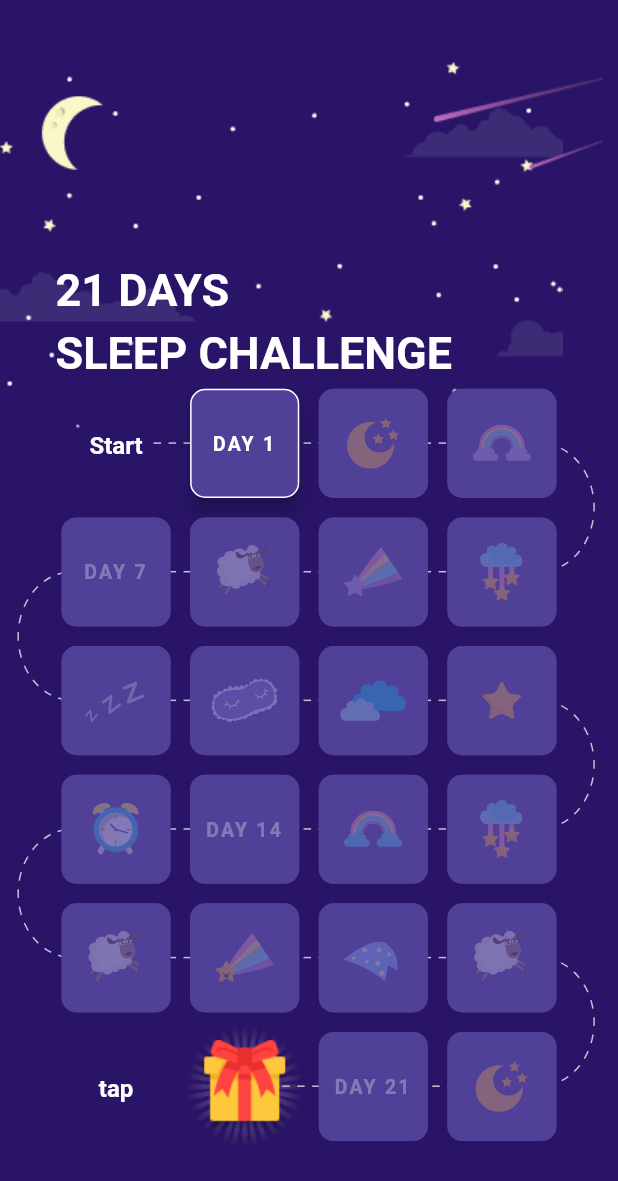
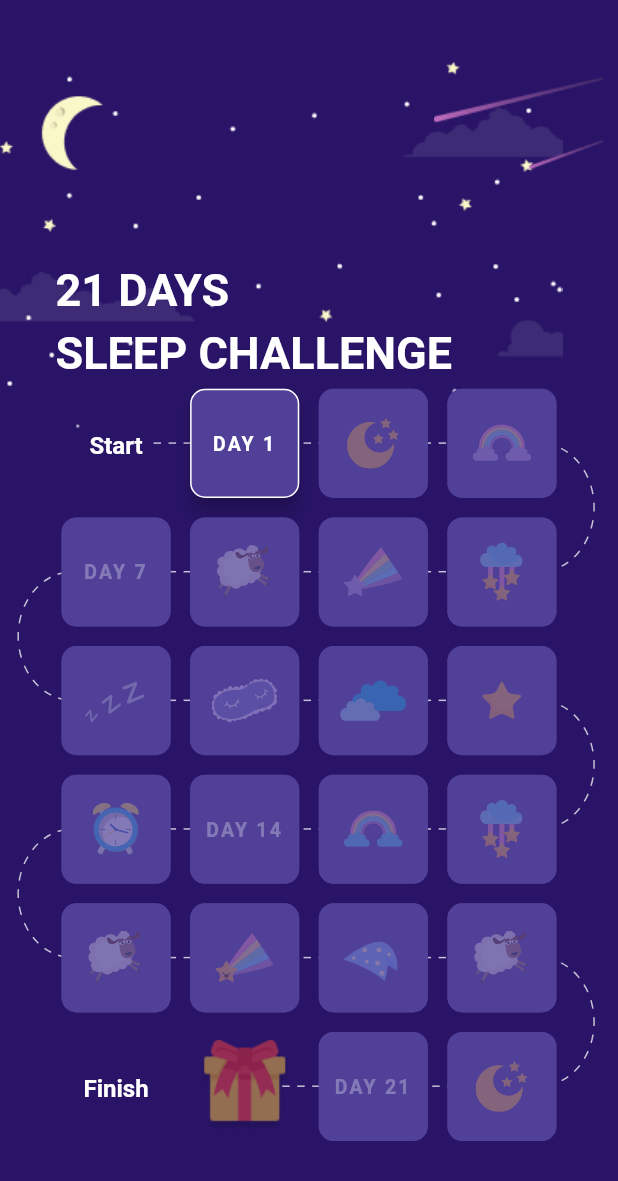
Before and after one commit to Khongchai/21-day-sleep-journey-challenge, a Flutter app: the Instructions screen opened by its route, after a tap on "Let's go!", on a phone screen of 412 x 824 dp. Shown: the top 1181 px of the screen. Run offline on Flutter 3.47's test engine with Material 2 defaults, Android fonts, the phone set to English and light mode, and no system bars; our stand-ins replace cloud_firestore, firebase_auth, firebase_core, flutter_svg, shared_preferences; accounts and stored records are empty.

Commit message:
most pages finished, about to add final pages

```diff
--- a/lib/widgets/bottom_navigation_buttons.dart
+++ b/lib/widgets/bottom_navigation_buttons.dart
@@ -21,6 +21,9 @@ class BottomNavigationButtons extends StatelessWidget {
   Widget build(BuildContext context) {
     final backwardFunctionalityDefined =
         goBackwardText != null && backwardOnPressed != null;
+    final sharedBorderRadius =
+        RoundedRectangleBorder(borderRadius: BorderRadius.circular(10));
+
     return Positioned(
       bottom: 0,
       left: 0,
@@ -35,8 +38,9 @@ class BottomNavigationButtons extends StatelessWidget {
                 flex: 10,
                 child: OutlinedButton(
                     style: OutlinedButton.styleFrom(
-                        shape: RoundedRectangleBorder(
-                            borderRadius: BorderRadius.circular(10)),
+                        padding: const EdgeInsets.symmetric(
+                            vertical: 13, horizontal: 10),
+                        shape: sharedBorderRadius,
                         side: const BorderSide(
                             width: 1.0, color: Color(0xaaffffff))),
                     onPressed: backwardOnPressed,
@@ -48,9 +52,11 @@ class BottomNavigationButtons extends StatelessWidget {
               flex: 10,
               child: ElevatedButton(
                   style: ButtonStyle(
+                    padding: MaterialStateProperty.all<EdgeInsetsGeometry>(
+                        const EdgeInsets.symmetric(
+                            vertical: 10, horizontal: 10)),
                     shape: MaterialStateProperty.all<RoundedRectangleBorder>(
-                        RoundedRectangleBorder(
-                            borderRadius: BorderRadius.circular(10))),
+                        sharedBorderRadius),
                     backgroundColor:
                         MaterialStateProperty.all<Color>(appColors.primary),
                   ),
--- /dev/null
+++ b/lib/widgets/progress/gift_box.dart
@@ -0,0 +1,36 @@
+import "package:flutter/material.dart";
+import 'package:yawwn/widgets/progress/gift_box/show_gift_box_dialog.dart';
+
+class GiftBox extends StatelessWidget {
+  final String assetPath;
+  final bool isFinalDay;
+  const GiftBox({required this.isFinalDay, required this.assetPath, Key? key})
+      : super(key: key);
+
+  @override
+  Widget build(BuildContext context) {
+    return GestureDetector(
+      onTap: isFinalDay ? () => showGiftBoxDialog(context) : null,
+      child: Stack(
+        children: [
+          if (isFinalDay)
+            Positioned(
+                bottom: 0,
+                right: 0,
+                top: 0,
+                left: 0,
+                child:
+                    Image.asset(assetPath + "radial-gradient-background.png")),
+          Positioned(
+              bottom: 0,
+              right: 0,
+              top: 0,
+              left: 0,
+              child: Opacity(
+                  opacity: isFinalDay ? 1 : 0.5,
+                  child: Image.asset(assetPath + "gift-box.png"))),
+        ],
+      ),
+    );
+  }
+}
--- a/lib/widgets/progress/grid_item.dart
+++ b/lib/widgets/progress/grid_item.dart
@@ -1,6 +1,4 @@
 import "package:flutter/material.dart";
-import 'package:provider/provider.dart';
-import 'package:yawwn/global_state/user_related_state.dart';
 import 'package:yawwn/pages/daily_instructions.dart';
 
 import 'grid_item_content.dart';
@@ -9,25 +7,28 @@ class GridItem extends StatelessWidget {
   final String? text;
   final String? svgImagePath;
   //isCurrent = true means the user is currently here
-  final int position;
+  final int itemPosition;
+  final int curDay;
 
   const GridItem(
-      {this.svgImagePath, this.text, required this.position, Key? key})
+      {required this.curDay,
+      this.svgImagePath,
+      this.text,
+      required this.itemPosition,
+      Key? key})
       : super(key: key);
 
   @override
   Widget build(BuildContext context) {
     final borderRadius = BorderRadius.circular(10);
     const cardColor = Color(0xff504098);
-    return Consumer<UserRelatedState>(
-      builder: (context, appState, child) {
-        final isCurrent = position == appState.userDayProgress;
-        final activated = position <= appState.userDayProgress;
+    final isCurrent = itemPosition == curDay;
+    final activated = itemPosition <= curDay;
 
     return GestureDetector(
       onTap: isCurrent
           ? () => Navigator.pushNamed(context, DailyInstructions.route,
-                  arguments: {"selectedDay": position})
+              arguments: {"selectedDay": itemPosition})
           : null,
       child: Card(
         shape: RoundedRectangleBorder(borderRadius: borderRadius),
@@ -53,7 +54,5 @@ class GridItem extends StatelessWidget {
         ),
       ),
     );
-      },
-    );
   }
 }
--- a/lib/widgets/progress/progress.dart
+++ b/lib/widgets/progress/progress.dart
@@ -1,6 +1,9 @@
 import "package:flutter/material.dart";
+import 'package:provider/provider.dart';
+import 'package:yawwn/global_state/user_related_state.dart';
 import 'package:yawwn/widgets/progress/dotted_line_path_points.dart';
 
+import 'gift_box.dart';
 import 'grid_item.dart';
 
 class ProgressUI extends StatefulWidget {
@@ -17,7 +20,12 @@ class _ProgressUIState extends State<ProgressUI> {
   Widget build(BuildContext context) {
     return Stack(
       children: [
-        GridView.count(
+        Consumer<UserRelatedState>(builder: (context, appState, child) {
+          final curDay = appState.userDayProgress;
+          const finalDay = 21;
+          final isFinalDay = curDay == finalDay;
+
+          return (GridView.count(
               crossAxisCount: 4,
               mainAxisSpacing: 5,
               crossAxisSpacing: 5,
@@ -25,95 +33,106 @@ class _ProgressUIState extends State<ProgressUI> {
                 Center(
                     child: const Text("Start"),
                     key: DottedLinePathPoints.startLine1),
-              const GridItem(text: "Day 1", position: 0),
-              const GridItem(
-                  svgImagePath: assetPath + "moon-stars.svg", position: 1),
+                GridItem(text: "Day 1", itemPosition: 0, curDay: curDay),
+                GridItem(
+                    svgImagePath: assetPath + "moon-stars.svg",
+                    itemPosition: 1,
+                    curDay: curDay),
                 GridItem(
                     svgImagePath: assetPath + "rainbow.svg",
-                  position: 2,
-                  key: DottedLinePathPoints.endLine1),
+                    itemPosition: 2,
+                    key: DottedLinePathPoints.endLine1,
+                    curDay: curDay),
                 GridItem(
                     text: "Day 7",
                     key: DottedLinePathPoints.startLine2,
-                  position: 6),
-              const GridItem(
-                  svgImagePath: assetPath + "sheep.svg", position: 5),
-              const GridItem(
-                  svgImagePath: assetPath + "star-rainbow.svg", position: 4),
+                    itemPosition: 6,
+                    curDay: curDay),
                 GridItem(
-                  position: 3,
+                    svgImagePath: assetPath + "sheep.svg",
+                    itemPosition: 5,
+                    curDay: curDay),
+                GridItem(
+                    svgImagePath: assetPath + "star-rainbow.svg",
+                    itemPosition: 4,
+                    curDay: curDay),
+                GridItem(
+                    itemPosition: 3,
                     svgImagePath: assetPath + "cloud-falling-stars.svg",
-                  key: DottedLinePathPoints.endLine2),
+                    key: DottedLinePathPoints.endLine2,
+                    curDay: curDay),
                 GridItem(
-                  position: 7,
+                    itemPosition: 7,
                     svgImagePath: assetPath + "zzz.svg",
-                  key: DottedLinePathPoints.startLine3),
-              const GridItem(
-                  position: 8, svgImagePath: assetPath + "sleep-mask.svg"),
-              const GridItem(
-                  position: 9, svgImagePath: assetPath + "clouds.svg"),
+                    key: DottedLinePathPoints.startLine3,
+                    curDay: curDay),
                 GridItem(
-                  position: 10,
+                    itemPosition: 8,
+                    svgImagePath: assetPath + "sleep-mask.svg",
+                    curDay: curDay),
+                GridItem(
+                    itemPosition: 9,
+                    svgImagePath: assetPath + "clouds.svg",
+                    curDay: curDay),
+                GridItem(
+                    itemPosition: 10,
                     svgImagePath: assetPath + "star.svg",
-                  key: DottedLinePathPoints.endLine3),
+                    key: DottedLinePathPoints.endLine3,
+                    curDay: curDay),
                 GridItem(
-                  position: 14,
+                    itemPosition: 14,
                     svgImagePath: assetPath + "wecker.svg",
-                  key: DottedLinePathPoints.startLine4),
-              const GridItem(position: 13, text: "Day 14"),
-              const GridItem(
-                  position: 12, svgImagePath: assetPath + "rainbow2.svg"),
+                    key: DottedLinePathPoints.startLine4,
+                    curDay: curDay),
+                GridItem(itemPosition: 13, text: "Day 14", curDay: curDay),
                 GridItem(
-                  position: 11,
+                    itemPosition: 12,
+                    svgImagePath: assetPath + "rainbow2.svg",
+                    curDay: curDay),
+                GridItem(
+                    itemPosition: 11,
                     svgImagePath: assetPath + "cloud-falling-stars.svg",
-                  key: DottedLinePathPoints.endLine4),
+                    key: DottedLinePathPoints.endLine4,
+                    curDay: curDay),
                 GridItem(
-                  position: 15,
+                    itemPosition: 15,
                     svgImagePath: assetPath + "sheep.svg",
-                  key: DottedLinePathPoints.startLine5),
-              const GridItem(
-                  position: 16, svgImagePath: assetPath + "star-rainbow2.svg"),
-              const GridItem(
-                  position: 17, svgImagePath: assetPath + "sleeping-hat.svg"),
+                    key: DottedLinePathPoints.startLine5,
+                    curDay: curDay),
                 GridItem(
-                  position: 18,
+                    itemPosition: 16,
+                    svgImagePath: assetPath + "star-rainbow2.svg",
+                    curDay: curDay),
+                GridItem(
+                    itemPosition: 17,
+                    svgImagePath: assetPath + "sleeping-hat.svg",
+                    curDay: curDay),
+                GridItem(
+                    itemPosition: 18,
                     svgImagePath: assetPath + "sheep.svg",
-                  key: DottedLinePathPoints.endLine5),
-              const Center(child: Text("tap")),
+                    key: DottedLinePathPoints.endLine5,
+                    curDay: curDay),
+                Center(
+                    child:
+                        isFinalDay ? const Text("Tap") : const Text("Finish")),
                 GiftBox(
-                  assetPath: assetPath, key: DottedLinePathPoints.startLine6),
-              const GridItem(text: "Day 21", position: 20),
+                    assetPath: assetPath,
+                    key: DottedLinePathPoints.startLine6,
+                    isFinalDay: isFinalDay),
                 GridItem(
-                  position: 19,
+                  text: "Day 21",
+                  itemPosition: 20,
+                  curDay: curDay,
+                ),
+                GridItem(
+                  itemPosition: 19,
                   svgImagePath: assetPath + "moon-stars.svg",
-                  key: DottedLinePathPoints.endLine6),
-            ]),
+                  key: DottedLinePathPoints.endLine6,
+                  curDay: curDay,
+                ),
+              ]));
+        })
       ],
     );
   }
 }
-
-class GiftBox extends StatelessWidget {
-  final String assetPath;
-  const GiftBox({required this.assetPath, Key? key}) : super(key: key);
-
-  @override
-  Widget build(BuildContext context) {
-    return Stack(
-      children: [
-        Positioned(
-            bottom: 0,
-            right: 0,
-            top: 0,
-            left: 0,
-            child: Image.asset(assetPath + "radial-gradient-background.png")),
-        Positioned(
-            bottom: 0,
-            right: 0,
-            top: 0,
-            left: 0,
-            child: Image.asset(assetPath + "gift-box.png")),
-      ],
-    );
-  }
-}
```
Also changed, not shown: lib/pages/daily_instructions.dart (+20 -9 lines), lib/widgets/common/custom_elevated_button.dart (added, +28 -0 lines), lib/widgets/daily_instructions/check_button.dart (+21 -2 lines), lib/widgets/daily_instructions/utils/show_custom_column_dialog.dart (added, +41 -0 lines), lib/widgets/daily_instructions/utils/show_day_21_dialog.dart (+9 -4 lines), lib/widgets/daily_instructions/utils/show_day_7_dialog.dart (deleted, +0 -31 lines), lib/widgets/progress/gift_box/show_gift_box_dialog.dart (added, +55 -0 lines), lib/widgets/progress/text_with_shadow.dart (added, +20 -0 lines), assets/decor/congratulations-box.svg (added), assets/decor/day-21-decor.svg (added), lib/pages/ending_pages/surprise.dart (added), lib/widgets/daily_instructions/utils/eod_alert_dialog.dart (renamed from lib/widgets/daily_instructions/utils/shwo_alert_dialog.dart), 1 other file. Lines whose indentation alone changed are shown as unchanged.
